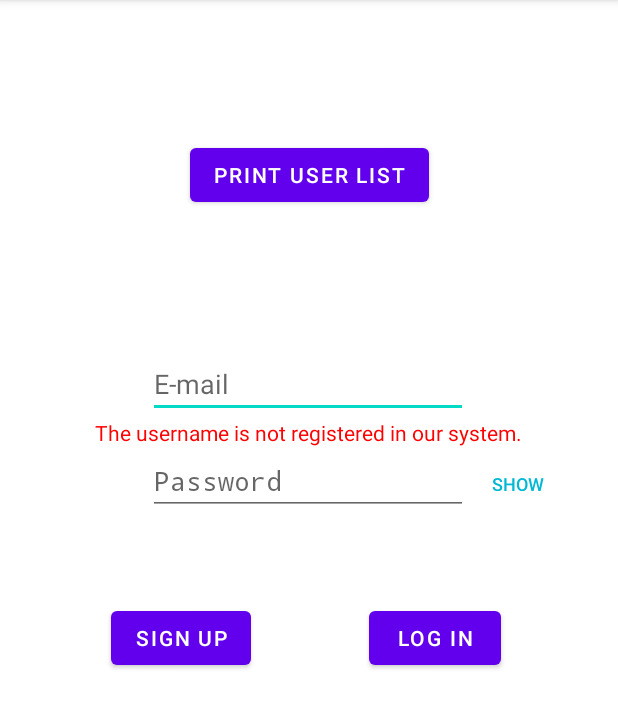
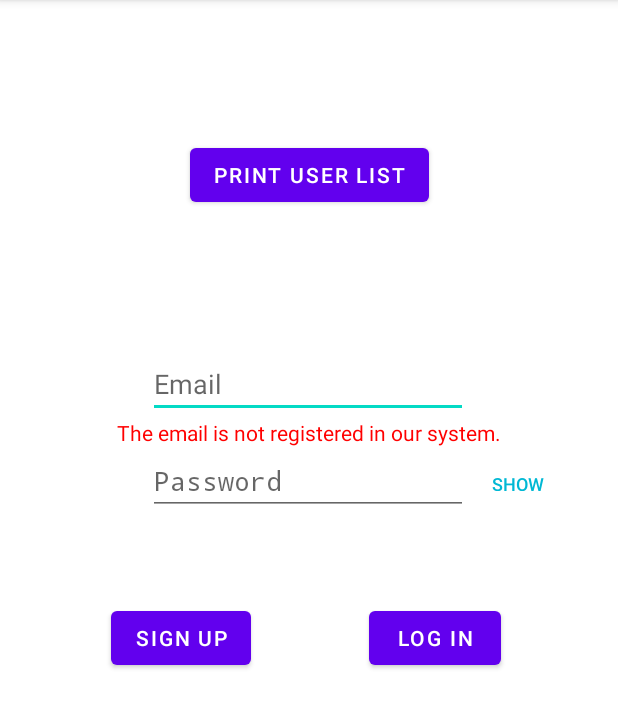
Before and after one commit to ltoikon/Diet-application-project, an Android app: the screen it shows after launch (MainActivity), after a tap on "LOG IN", on a phone screen of 412 x 824 dp, the part 84-812 px from its top. Run offline under Robolectric (Android 15) with nearby library versions, the phone set to English and light mode, and no system bars.

Commit message:
FileIO: registerUser and getUsers now working correctly (check latter catch) - Signin up and logging in working correctly

```diff
--- a/app/src/main/java/com/example/course_project/FileIO.java
+++ b/app/src/main/java/com/example/course_project/FileIO.java
@@ -91,31 +91,14 @@ public class FileIO {
             oos.writeObject(userList);
             oos.close();
             fos.close();
-            //System.out.println(i + " users added to userList.ser");
-
         } catch (IOException e) {
             System.out.println("###################");
             e.printStackTrace();
             System.out.println("###################");
         }
-        /*int i = 0;
-        System.out.println("####### userList sisältö: #######");
-        System.out.println("Koko: " + userList.size());
-        for (User user : userList) {
-            i++;
-            System.out.println("###");
-            System.out.println("Listan " + i + ". jäsen");
-            System.out.println("Email: " + user.getEmail());
-            System.out.println("Nimi: " + user.getFirstName() + " " + user.getLastName());
-            System.out.println("Syntymäpäivä: " + user.getBirthDate());
-            System.out.println("Asuinpaikka: " + user.getHomeTown());
-            System.out.println("###");
-        }
-        System.out.println("#################################");
-        userList = getUsers(context); // Testataan mitä getUser tulostaa konsoliin*/
     }
 
-    // todo Reads User objects from a file and returns list of them as an ArrayList
+    // Reads User objects from a file and returns list of them as an ArrayList
     public ArrayList<User> getUsers(Context context) {
         User user = null;
         ArrayList<User> userList = new ArrayList<>();
@@ -126,8 +109,8 @@ public class FileIO {
             ObjectInputStream ois = new ObjectInputStream(fis);
             userList = (ArrayList<User>) ois.readObject();
 
-            for (int i = 0; i < userList.size(); i++) {
-                user = userList.get(i);
+            for (int i = 1; i < userList.size() + 1; i++) {
+                user = userList.get(i-1);
 
                 System.out.println("###");
                 System.out.println("Listan " + i + ". jäsen");
@@ -137,7 +120,8 @@ public class FileIO {
                 System.out.println("Asuinpaikka: " + user.getHomeTown());
                 System.out.println("###");
             }
-        } catch (ClassNotFoundException | IOException e) {
+            //todo fix the method so CLassCastException is not mandatory (needed only when userList is empty)
+        } catch (ClassCastException | ClassNotFoundException | IOException e) {
             e.printStackTrace();
         }
         System.out.println("########################################");
--- a/app/src/main/java/com/example/course_project/Login.java
+++ b/app/src/main/java/com/example/course_project/Login.java
@@ -4,6 +4,7 @@ import androidx.annotation.NonNull;
 import androidx.fragment.app.Fragment;
 
 import android.app.Activity;
+import android.content.Context;
 import android.os.Bundle;
 import android.text.InputType;
 import android.view.LayoutInflater;
@@ -19,8 +20,8 @@ import java.util.ArrayList;
 public class Login extends Fragment {
 
     static Login login = new Login();
-    private EditText editTextUsername, editTextPassword;
-    private TextView usernameError, passwordError;
+    private EditText editTextEmail, editTextPassword;
+    private TextView emailError, passwordError;
     private Button bLogin, bSignUp, bShow;
     private Button printUserList;
     private boolean showing = false;
@@ -29,13 +30,15 @@ public class Login extends Fragment {
 
     private OnFragmentInteractionListener mListener;
 
-    private final String usernameErrorMessage = "The username is not registered in our system.";
+    private final String emailErrorMessage = "The email is not registered in our system.";
     private final String passwordErrorMessage = "Incorrect password.";
 
-    //todo Tunnuksen hakeminen tiedostosta tämän sijaan
-    private String username = "Username", password = "Password";
+    // For testing only
+    private final String email = "Email", password = "Password";
 
     ArrayList<User> userList = new ArrayList<>();
+
+    private int userID;
 
     private Login() {}
 
@@ -47,9 +50,11 @@ public class Login extends Fragment {
     public View onCreateView(LayoutInflater inflater, ViewGroup container, Bundle savedInstanceState) {
         View view = inflater.inflate(R.layout.fragment_login, container, false);
 
-        editTextUsername = view.findViewById(R.id.inputEmail);
+        Context context = getActivity().getApplicationContext();
+
+        editTextEmail = view.findViewById(R.id.inputEmail);
         editTextPassword = view.findViewById(R.id.inputPassword);
-        usernameError = view.findViewById(R.id.emailError);
+        emailError = view.findViewById(R.id.emailError);
         passwordError = view.findViewById(R.id.passwordError);
 
         bLogin = view.findViewById(R.id.buttonLogIn);
@@ -63,31 +68,50 @@ public class Login extends Fragment {
         bLogin.setOnClickListener(new View.OnClickListener() {
             @Override
             public void onClick(View v) {
-                if ((editTextUsername.getText().toString().equals(username) &&
-                        (editTextPassword.getText().toString().equals(password)))) {
-                    usernameError.setText(null);
+
+                userList = fileIO.getUsers(context);
+                if (!editTextEmail.getText().toString().equals(email)) {
+                    userID = getUserID(userList, editTextEmail.getText().toString());
+                    System.out.println("########%%%########");
+                }
+
+                if (userID == -1) {
+                    emailError.setText(emailErrorMessage);
+                    passwordError.setText(null);
+                    System.out.println("Väärä käyttäjänimi:");
+                    System.out.println("Käyttäjänimi: " + editTextEmail.getText().toString());
+                    System.out.println("Salasana: " + editTextPassword.getText().toString());
+                    Toast.makeText(getActivity(), "Tuntematon käyttäjänimi.", Toast.LENGTH_SHORT).show();
+                } else if (userList.get(userID).getPassword().equals(editTextPassword.getText().toString())) {
+                    emailError.setText(null);
                     passwordError.setText(null);
                     System.out.println("Kirjautuminen onnistui");
-                    System.out.println("Käyttäjänimi: " + editTextUsername.getText().toString());
+                    System.out.println("Käyttäjänimi: " + editTextEmail.getText().toString());
                     System.out.println("Salasana: " + editTextPassword.getText().toString());
                     Toast.makeText(getActivity(), "Kirjautuminen onnistui!", Toast.LENGTH_SHORT).show();
                     //TODO remove this test part
                     //testing mealentry fragment
                     mListener.changeFragment(2); // 2 == MealEntry fragment
                     //todo switch to menu fragment
-
-                } else if (!editTextUsername.getText().toString().equals(username)) {
-                    usernameError.setText(usernameErrorMessage);
+                }
+                // This is only for testing todo remove this
+                else if ((editTextEmail.getText().toString().equals(email)) &&
+                        editTextPassword.getText().toString().equals(password)) {
+                    emailError.setText(null);
                     passwordError.setText(null);
-                    System.out.println("Väärä käyttäjänimi:");
-                    System.out.println("Käyttäjänimi: " + editTextUsername.getText().toString());
+                    System.out.println("Kirjautuminen onnistui");
+                    System.out.println("Käyttäjänimi: " + editTextEmail.getText().toString());
                     System.out.println("Salasana: " + editTextPassword.getText().toString());
-                    Toast.makeText(getActivity(), "Tuntematon käyttäjänimi.", Toast.LENGTH_SHORT).show();
-                } else if (!editTextPassword.getText().toString().equals(password)) {
+                    Toast.makeText(getActivity(), "Kirjautuminen onnistui!", Toast.LENGTH_SHORT).show();
+                    //TODO remove this test part
+                    //testing mealentry fragment
+                    mListener.changeFragment(2); // 2 == MealEntry fragment
+                    //todo switch to menu fragment
+                } else {
                     passwordError.setText(passwordErrorMessage);
-                    usernameError.setText(null);
+                    emailError.setText(null);
                     System.out.println("Väärä salasana:");
-                    System.out.println("Käyttäjänimi: " + editTextUsername.getText().toString());
+                    System.out.println("Käyttäjänimi: " + editTextEmail.getText().toString());
                     System.out.println("Salasana: " + editTextPassword.getText().toString());
                     Toast.makeText(getActivity(), "Väärä salasana.", Toast.LENGTH_SHORT).show();
                 }
@@ -119,20 +143,7 @@ public class Login extends Fragment {
         printUserList.setOnClickListener(new View.OnClickListener() {
             @Override
             public void onClick(View v) {
-                userList = fileIO.getUsers(getActivity().getApplicationContext());
-                int i = 0;
-                System.out.println("####### userList sisältö: #######");
-                System.out.println("Koko: " + userList.size());
-                for (User user : userList) {
-                    System.out.println("###");
-                    System.out.println("Listan " + i+1 + ". jäsen");
-                    System.out.println("Email: " + user.getEmail());
-                    System.out.println("Nimi: " + user.getFirstName() + " " + user.getLastName());
-                    System.out.println("Syntymäpäivä: " + user.getBirthDate());
-                    System.out.println("Asuinpaikka: " + user.getHomeTown());
-                    System.out.println("###");
-                }
-                System.out.println("#################################");
+                userList = fileIO.getUsers(context);
             }
         });
 
@@ -155,4 +166,13 @@ public class Login extends Fragment {
         super.onDetach();
         mListener = null;
     }
+
+    private int getUserID(ArrayList<User> userList, String inputEmail) {
+        for (int i = 0; i < userList.size(); i++) {
+            if (userList.get(i).getEmail().equals(inputEmail)) {
+                return i;
+            }
+        }
+        return -1;
+    }
 }
--- a/app/src/main/java/com/example/course_project/MainActivity.java
+++ b/app/src/main/java/com/example/course_project/MainActivity.java
@@ -22,17 +22,6 @@ public class MainActivity extends AppCompatActivity implements OnFragmentInterac
         StrictMode.setThreadPolicy(policy);
     }
 
-
-    /*@Override
-    public void onStart() {
-        super.onStart();
-
-        if ((getSupportFragmentManager().findFragmentById(R.id.window)) == login) {
-            SignUp signUp = (SignUp) getIntent().getExtras().get("activity");
-            getSupportFragmentManager().beginTransaction().replace(R.id.window, signUp).commit();
-        }
-    }*/
-
     @Override
     public void changeFragment(int id) {
         if (id == 0) {  // Login fragment
@@ -40,12 +29,12 @@ public class MainActivity extends AppCompatActivity implements OnFragmentInterac
             Fragment login = Login.getInstance();
             FragmentTransaction transaction = getSupportFragmentManager().beginTransaction();
             transaction.replace(R.id.window, login).commit();
-        } else if (id == 1) {  // Sign Up fragment
+        } else if (id == 1) {  // SignUp fragment
             System.out.println("Vaihtuu signup-fragmenttiin");
             Fragment signUp = SignUp.getInstance();
             FragmentTransaction transaction = getSupportFragmentManager().beginTransaction();
             transaction.replace(R.id.window, signUp).commit();
-        } else if (id == 2) {  // Sign Up fragment
+        } else if (id == 2) {  // mealEntry fragment
             System.out.println("Vaihtuu mealEntry-fragmenttiin");
             Fragment mealEntry = MealEntry.getInstance();
             FragmentTransaction transaction = getSupportFragmentManager().beginTransaction();
--- a/app/src/main/res/layout/fragment_login.xml
+++ b/app/src/main/res/layout/fragment_login.xml
@@ -50,7 +50,7 @@
         android:layout_marginBottom="50dp"
         android:autofillHints=""
         android:ems="10"
-        android:hint="@string/e_mail"
+        android:hint="@string/email"
         android:inputType="textEmailAddress"
         app:layout_constraintBottom_toBottomOf="parent"
         app:layout_constraintEnd_toEndOf="parent"
--- a/app/src/main/res/layout/fragment_sign_up.xml
+++ b/app/src/main/res/layout/fragment_sign_up.xml
@@ -13,7 +13,7 @@
         android:layout_marginBottom="500dp"
         android:autofillHints=""
         android:ems="10"
-        android:hint="@string/e_mail"
+        android:hint="@string/email"
         android:inputType="textEmailAddress"
         app:layout_constraintBottom_toBottomOf="parent"
         app:layout_constraintEnd_toEndOf="parent"
--- a/app/src/main/res/values/strings.xml
+++ b/app/src/main/res/values/strings.xml
@@ -12,7 +12,7 @@
     <string name="dd_mm_yyyy">dd.mm.yyyy</string>
     <string name="home_town">Home town</string>
     <string name="confirm_password">Confirm Password</string>
-    <string name="e_mail">E-mail</string>
+    <string name="email">Email</string>
     <string name="cancel">Cancel</string>
 
     <!-- fragment_meal_entry.xml -->
```
Also changed, not shown: app/src/main/java/com/example/course_project/SignUp.java (+13 -11 lines).
